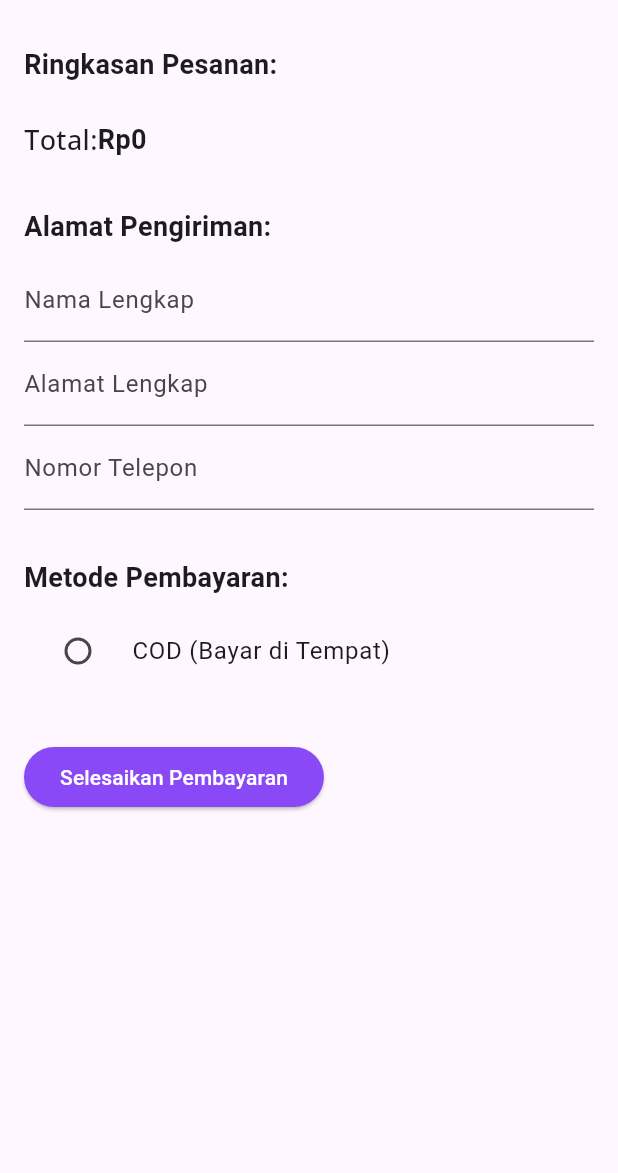
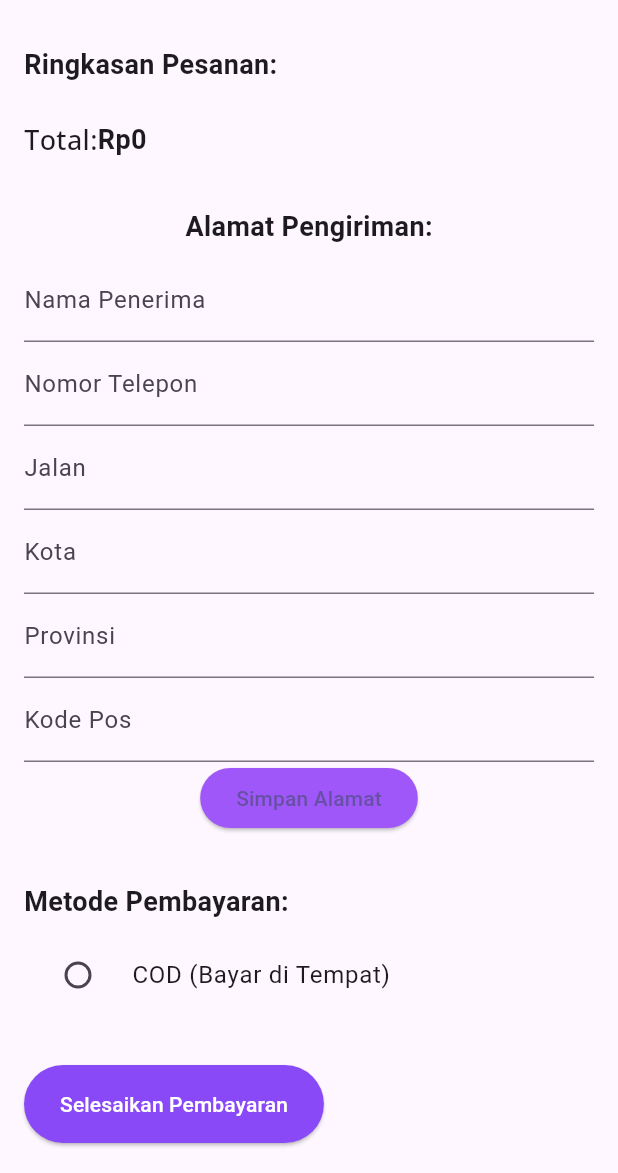
Before and after one commit to asska88/flutter_application_dodol_buah, a Flutter app: the CheckoutScreen screen opened by its route, on a phone screen of 412 x 824 dp, the part 63-1236 px from its top. Run offline on Flutter 3.47's test engine with Material 3 defaults, Android fonts, the light colour scheme and no system bars; our stand-ins replace cloud_firestore, firebase_auth, firebase_core, firebase_storage, google_fonts, google_sign_in and 4 more; missing offline and left inert: sign_button; accounts and stored records are empty.

Commit message:
menambahkan fitur alamat di checkout_screen Changes to be committed: 	new file:   .vscode/extensions.json 	modified:   lib/module/cart_provider.dart 	new file:   lib/module/shipping_address_form.dart 	modified:   lib/screen/cart_screen.dart 	modified:   lib/screen/checkout_screen.dart

```diff
--- /dev/null
+++ b/lib/module/shipping_address_form.dart
@@ -0,0 +1,247 @@
+import 'package:cloud_firestore/cloud_firestore.dart';
+import 'package:firebase_auth/firebase_auth.dart';
+import 'package:flutter/material.dart';
+import 'package:flutter/services.dart';
+import 'package:google_fonts/google_fonts.dart';
+
+class ShippingAddressForm extends StatefulWidget {
+  final Function(Map<String, dynamic>?) onAddressSelected;
+  const ShippingAddressForm({super.key, required this.onAddressSelected});
+
+  @override
+  ShippingAddressFormState createState() => ShippingAddressFormState();
+}
+
+class ShippingAddressFormState extends State<ShippingAddressForm> {
+  ShippingAddressFormState get state => this;
+  final _formKey = GlobalKey<FormState>();
+  final _nameController = TextEditingController();
+  final _noHpController = TextEditingController();
+  final _streetController = TextEditingController();
+  final _cityController = TextEditingController();
+  final _provinceController = TextEditingController();
+  final _postalCodeController = TextEditingController();
+
+  Map<String, dynamic>? _existingAddress;
+  bool _isLoading = true;
+
+  @override
+  void initState() {
+    super.initState();
+    _fetchExistingAddress(); // Fetch existing address on init
+  }
+
+  Future<void> _fetchExistingAddress() async {
+    try {
+      final firestore = FirebaseFirestore.instance;
+      final userId = FirebaseAuth.instance.currentUser!.uid;
+      final querySnapshot = await firestore
+          .collection('users')
+          .doc(userId)
+          .collection('shippingAddresses')
+          .limit(1)
+          .get();
+
+      if (querySnapshot.docs.isNotEmpty) {
+        setState(() {
+          final doc = querySnapshot.docs.first;
+          _existingAddress = doc.data() as Map<String, dynamic>?;
+          _existingAddress?['id'] = doc.id;
+          _existingAddress = querySnapshot.docs.first.data();
+          _streetController.text = _existingAddress?['street'] ?? '';
+          _cityController.text = _existingAddress?['city'] ?? '';
+          _provinceController.text = _existingAddress?['province'] ?? '';
+          _postalCodeController.text = _existingAddress?['postalCode'] ?? '';
+        });
+      }
+    } catch (e) {
+      print('Error fetching existing address: $e');
+    } finally {
+      setState(() {
+        _isLoading = false; // Done loading, even if there's an error
+      });
+    }
+  }
+
+  @override
+  Widget build(BuildContext context) {
+    if (_isLoading) {
+      return const Center(child: CircularProgressIndicator());
+    }
+    return Center(
+      child: Column(
+        children: [
+          if (_existingAddress != null)
+            Column(
+              children: [
+                Text(
+                  _existingAddress!['street'],
+                  style: GoogleFonts.poppins(fontWeight: FontWeight.w400),
+                ),
+                // ... (display other address fields)
+                TextButton(
+                  onPressed: () {
+                    setState(() {
+                      _existingAddress = null;
+                      _nameController.clear();
+                      _noHpController.clear();
+                      _streetController.clear();
+                      _cityController.clear();
+                      _provinceController.clear();
+                      _postalCodeController.clear();
+                    });
+                  },
+                  child: Text(
+                    'Ubah Alamat',
+                    style: GoogleFonts.poppins(
+                        color: Colors.blueAccent,
+                        decoration: TextDecoration.underline,
+                        decorationColor: Colors.blueAccent,
+                        decorationThickness: 2.0),
+                  ),
+                ),
+              ],
+            ),
+          if (_existingAddress == null)
+            Form(
+              key: _formKey,
+              child: Column(
+                children: [
+                  TextFormField(
+                    controller: _nameController,
+                    decoration:
+                        const InputDecoration(labelText: 'Nama Penerima'),
+                    keyboardType: TextInputType.name,
+                    textInputAction: TextInputAction.next,
+                    validator: (value) =>
+                        value!.isEmpty ? 'Nama tidak boleh kosong' : null,
+                  ),
+                  TextFormField(
+                    controller: _noHpController,
+                    decoration:
+                        const InputDecoration(labelText: 'Nomor Telepon'),
+                    keyboardType: TextInputType.phone,
+                    textInputAction: TextInputAction.next,
+                    inputFormatters: <TextInputFormatter>[
+                      FilteringTextInputFormatter.digitsOnly,
+                    ],
+                    validator: (value) {
+                      if (value == null || value.isEmpty) {
+                        return 'Nomor telepon tidak boleh kosong';
+                      }
+                      if (value.length < 10) {
+                        return 'Nomor telepon harus terdiri dari 10 angka';
+                      }
+                      return null;
+                    },
+                  ),
+                  TextFormField(
+                    controller: _streetController,
+                    decoration: const InputDecoration(labelText: 'Jalan'),
+                    textInputAction: TextInputAction.next,
+                    validator: (value) =>
+                        value!.isEmpty ? 'Jalan harus diisi' : null,
+                  ),
+                  TextFormField(
+                    controller: _cityController,
+                    decoration: const InputDecoration(labelText: 'Kota'),
+                    textInputAction: TextInputAction.next,
+                    validator: (value) =>
+                        value!.isEmpty ? 'Kota harus diisi' : null,
+                  ),
+                  TextFormField(
+                    controller: _provinceController,
+                    decoration: const InputDecoration(labelText: 'Provinsi'),
+                    textInputAction: TextInputAction.next,
+                    validator: (value) =>
+                        value!.isEmpty ? 'Provinsi harus diisi' : null,
+                  ),
+                  TextFormField(
+                    controller: _postalCodeController,
+                    decoration: const InputDecoration(labelText: 'Kode Pos'),
+                    textInputAction: TextInputAction.done,
+                    keyboardType: TextInputType.number,
+                    inputFormatters: <TextInputFormatter>[
+                      FilteringTextInputFormatter.digitsOnly,
+                    ],
+                    validator: (value) {
+                      if (value == null || value.isEmpty) {
+                        return 'Kode pos harus diisi';
+                      }
+                      if (value.length < 5) {
+                        // Contoh minimal 5 digit
+                        return 'Kode pos harus minimal 5 angka';
+                      }
+                      return null;
+                    },
+                  ),
+                  ElevatedButton(
+                    onPressed: () async {
+                      if (_formKey.currentState!.validate()) {
+                        await _submitAddress(); // Tunggu hingga proses penyimpanan selesai
+
+                        if (state.mounted) {
+                          ScaffoldMessenger.of(state.context).showSnackBar(
+                            const SnackBar(
+                                content: Text('Alamat berhasil disimpan')),
+                          );
+                          widget.onAddressSelected(_existingAddress);
+                          // ignore: use_build_context_synchronously
+                          Navigator.of(context).pop();
+                        }
+                      }
+                    },
+                    child: const Text('Simpan Alamat'),
+                  ),
+                ],
+              ),
+            ),
+        ],
+      ),
+    );
+  }
+
+  Future<void> _submitAddress() async {
+    if (_formKey.currentState!.validate()) {
+      try {
+        final firestore = FirebaseFirestore.instance;
+        final userId = FirebaseAuth.instance.currentUser!.uid;
+        final addressData = {
+          'street': _streetController.text,
+          'city': _cityController.text,
+          'province': _provinceController.text,
+          'postalCode': _postalCodeController.text,
+        };
+
+        // Determine whether to add a new address or update existing
+        if (_existingAddress == null) {
+          // Add new address to a subcollection for better organization
+          await firestore
+              .collection('users')
+              .doc(userId)
+              .collection('shippingAddresses')
+              .add(addressData);
+        } else {
+          // Update the existing address document
+          await firestore
+              .collection('users')
+              .doc(userId)
+              .collection('shippingAddresses')
+              .doc(
+                  _existingAddress!['id']) // Assuming you store the document ID
+              .update(addressData);
+        }
+        // Notify parent widget of the selected address
+        widget.onAddressSelected(addressData); // Use addressData here
+
+        if (state.mounted) {
+          ScaffoldMessenger.of(state.context).showSnackBar(
+            const SnackBar(content: Text('Alamat berhasil disimpan')),
+          );
+        }
+      } catch (e) {
+        print('Error saving address: $e');
+      }
+    }
+  }
+}
--- a/lib/screen/checkout_screen.dart
+++ b/lib/screen/checkout_screen.dart
@@ -1,13 +1,14 @@
+import 'package:cloud_firestore/cloud_firestore.dart';
+import 'package:firebase_auth/firebase_auth.dart';
 import 'package:flutter/material.dart';
-import 'package:flutter/services.dart';
 import 'package:google_fonts/google_fonts.dart';
 import 'package:intl/intl.dart';
 import 'package:myapp/module/cart_provider.dart';
+import 'package:myapp/module/shipping_address_form.dart';
 import 'package:myapp/service/cart_service.dart';
 import 'package:provider/provider.dart';
 
 class CheckoutScreen extends StatefulWidget {
-
   const CheckoutScreen({super.key});
 
   @override
@@ -15,21 +16,14 @@
 }
 
 class _CheckoutScreenState extends State<CheckoutScreen> {
-  final _formKey = GlobalKey<FormState>(); // Form key for validation
-  String? _selectedPaymentMethod; // Store the selected payment method
-  final TextEditingController _namaController = TextEditingController();
-  final TextEditingController _alamatController = TextEditingController();
-  final TextEditingController _noHpController = TextEditingController();
+  _CheckoutScreenState get state => this;
+  final _formKey = GlobalKey<FormState>();
+  String? _selectedPaymentMethod;
+  Map<String, dynamic>? selectedAddress;
+
+  bool _isAddingNewAddress = false;
 
   List<CartItem> checkedItems = [];
-
-  @override
-  void dispose() {
-    _namaController.dispose();
-    _alamatController.dispose();
-    _noHpController.dispose();
-    super.dispose();
-  }
 
   @override
   void didChangeDependencies() {
@@ -44,10 +38,11 @@
 
   @override
   Widget build(BuildContext context) {
-    return Consumer<CartProvider>( // Use Consumer to listen to CartProvider changes
+    return Consumer<CartProvider>(
+        // Use Consumer to listen to CartProvider changes
         builder: (context, cartProvider, child) {
       final checkedItems = cartProvider.checkedItems;
-
+      Size screenSize = MediaQuery.sizeOf(context);
       return Scaffold(
         appBar: AppBar(title: const Text('Checkout')),
         body: SingleChildScrollView(
@@ -70,6 +65,12 @@
                   itemBuilder: (context, index) {
                     final item = checkedItems[index];
                     return ListTile(
+                      leading: Image.network(
+                        item.product.image,
+                        fit: BoxFit.fill,
+                        width: screenSize.width * 0.1,
+                        height: screenSize.height * 0.1,
+                      ),
                       title: Text(item.product.name),
                       trailing: Text(
                           '${item.quantity} x Rp. ${item.product.price.toStringAsFixed(0)}'),
@@ -84,8 +85,7 @@
                     Text(
                       'Total:',
                       style: GoogleFonts.openSans(
-                    fontSize: 18, fontWeight: FontWeight.w500
-                  ),
+                          fontSize: 18, fontWeight: FontWeight.w500),
                     ),
                     Text(
                       NumberFormat.currency(
@@ -93,7 +93,8 @@
                         symbol: 'Rp',
                         decimalDigits: 0,
                       ).format(cartProvider.checkedTotal),
-                  style: const TextStyle(fontSize: 18, fontWeight: FontWeight.bold),
+                      style: const TextStyle(
+                          fontSize: 18, fontWeight: FontWeight.bold),
                       textAlign: TextAlign.end,
                     ),
                   ],
@@ -101,51 +102,46 @@
                 const SizedBox(height: 32),
 
                 // Form Alamat Pengiriman
-              const Text('Alamat Pengiriman:',
-                  style: TextStyle(fontSize: 18, fontWeight: FontWeight.bold)),
+                const Center(
+                  child: Text('Alamat Pengiriman:',
+                      style:
+                          TextStyle(fontSize: 18, fontWeight: FontWeight.bold)),
+                ),
                 const SizedBox(height: 8),
-              TextFormField(
-                controller: _namaController,
-                decoration: const InputDecoration(labelText: 'Nama Lengkap'),
-                validator: (value) {
-                  if (value == null || value.isEmpty) {
-                    return 'Nama tidak boleh kosong';
-                  }
-                  return null;
+                ShippingAddressForm(
+                  onAddressSelected: (address) {
+                    setState(() {
+                      selectedAddress = address;
+                      _isAddingNewAddress = false;
+                      Navigator.of(context).pop();
+                    });
                   },
                 ),
-              TextFormField(
-                controller: _alamatController,
-                decoration:
-                    const InputDecoration(labelText: 'Alamat Lengkap'),
-                validator: (value) {
-                  if (value == null || value.isEmpty) {
-                    return 'Alamat tidak boleh kosong';
-                  }
-                  return null;
+                if (!_isAddingNewAddress && selectedAddress != null)
+                  Column(
+                    children: [
+                      const Text('Alamat Tersimpan:'),
+                      Text(selectedAddress!['street']),
+                      Text(selectedAddress!['city']),
+                      Text(selectedAddress!['province']),
+                      Text(selectedAddress!['postalCode']),
+                      ElevatedButton(
+                        onPressed: () {
+                          setState(() {
+                            _isAddingNewAddress = true;
+                          });
                         },
+                        child: const Text('Tambah Alamat Baru'),
                       ),
-              TextFormField(
-                controller: _noHpController,
-                decoration:
-                    const InputDecoration(labelText: 'Nomor Telepon'),
-                keyboardType: TextInputType.phone,
-                inputFormatters: <TextInputFormatter>[
-                  FilteringTextInputFormatter.digitsOnly
                     ],
-                validator: (value) {
-                  if (value == null || value.isEmpty) {
-                    return 'Nomor telepon tidak boleh kosong';
-                  }
-                  return null;
-                },
                   ),
 
                 const SizedBox(height: 32),
 
                 // Pilihan Metode Pembayaran
                 const Text('Metode Pembayaran:',
-                  style: TextStyle(fontSize: 18, fontWeight: FontWeight.bold)),
+                    style:
+                        TextStyle(fontSize: 18, fontWeight: FontWeight.bold)),
                 const SizedBox(height: 8),
 
                 // Contoh pilihan metode pembayaran dengan radio button
@@ -164,28 +160,80 @@
 
                 // Tombol Selesaikan Pembayaran
                 ElevatedButton(
-                onPressed: () {
+  onPressed: () async {
     if (_formKey.currentState!.validate() &&
-                      _selectedPaymentMethod != null) {
-                    // Logika untuk menyelesaikan pembayaran dengan validasi form dan pilihan metode pembayaran
-                    print("Nama: ${_namaController.text}");
-                    print("Alamat: ${_alamatController.text}");
-                    print("No HP: ${_noHpController.text}");
-                    print("Metode Pembayaran: $_selectedPaymentMethod");
+        _selectedPaymentMethod != null &&
+        !_isAddingNewAddress &&
+        selectedAddress != null) {
+      await _completeOrder(selectedAddress!);
+    } else {
+      ScaffoldMessenger.of(context).showSnackBar(
+        const SnackBar(
+          content: Text(
+              'Harap lengkapi formulir dan pilih alamat pengiriman.'),
+        ),
+      );
     }
   },
   style: ElevatedButton.styleFrom(
     backgroundColor: const Color(0xff8A49F7),
     foregroundColor: Colors.white,
+    padding: const EdgeInsets.symmetric(vertical: 16, horizontal: 24),
   ),
   child: const Text('Selesaikan Pembayaran'),
 ),
+
               ],
             ),
           ),
         ),
       );
+    });
+  }
+  Future<void> _completeOrder(Map<String, dynamic> shippingAddress) async {
+  try {
+    final cartProvider = Provider.of<CartProvider>(context, listen: false);
+    final checkedItems = cartProvider.checkedItems;
+    final userId = FirebaseAuth.instance.currentUser!.uid;
+    final totalAmount = cartProvider.checkedTotal; // Total harga pesanan
+
+    final orderData = {
+      'userId': userId,
+      'customerName': shippingAddress['name'],
+      'shippingAddress': shippingAddress,
+      'phoneNumber': shippingAddress['phoneNumber'],
+      'orderItems': checkedItems.map((item) => item.toMap()).toList(),
+      'totalAmount': totalAmount,
+      'orderDate': FieldValue.serverTimestamp(),
+      'orderStatus': 'pending',
+      'paymentMethod': _selectedPaymentMethod,
+    };
+
+    // Simpan data pesanan ke Firestore
+    final firestore = FirebaseFirestore.instance;
+    final orderDocRef = await firestore.collection('orders').add(orderData);
+    final orderId = orderDocRef.id;
+
+    await cartProvider.clearCheckedItems();
+
+    // Navigasi ke halaman konfirmasi pesanan (opsional)
+    if (mounted) {
+      Navigator.of(context).pushNamed('/orderConfirmation', arguments: orderId);
     }
 
+    if (state.mounted) {
+  ScaffoldMessenger.of(context).showSnackBar(
+    const SnackBar(content: Text('Pesanan berhasil dibuat')),
   );
-  }}
+}
+  } catch (e) {
+    print('Error completing order: $e');
+    if (state.mounted) {
+  ScaffoldMessenger.of(context).showSnackBar(
+    const SnackBar(content: Text('Terjadi kesalahan saat memproses pesanan')),
+  );
+}
+  }
+}
+
+}
```
Also changed, not shown: lib/module/cart_provider.dart (+27 -5 lines), lib/screen/cart_screen.dart (+9 -5 lines). Lines whose indentation alone changed are shown as unchanged.
